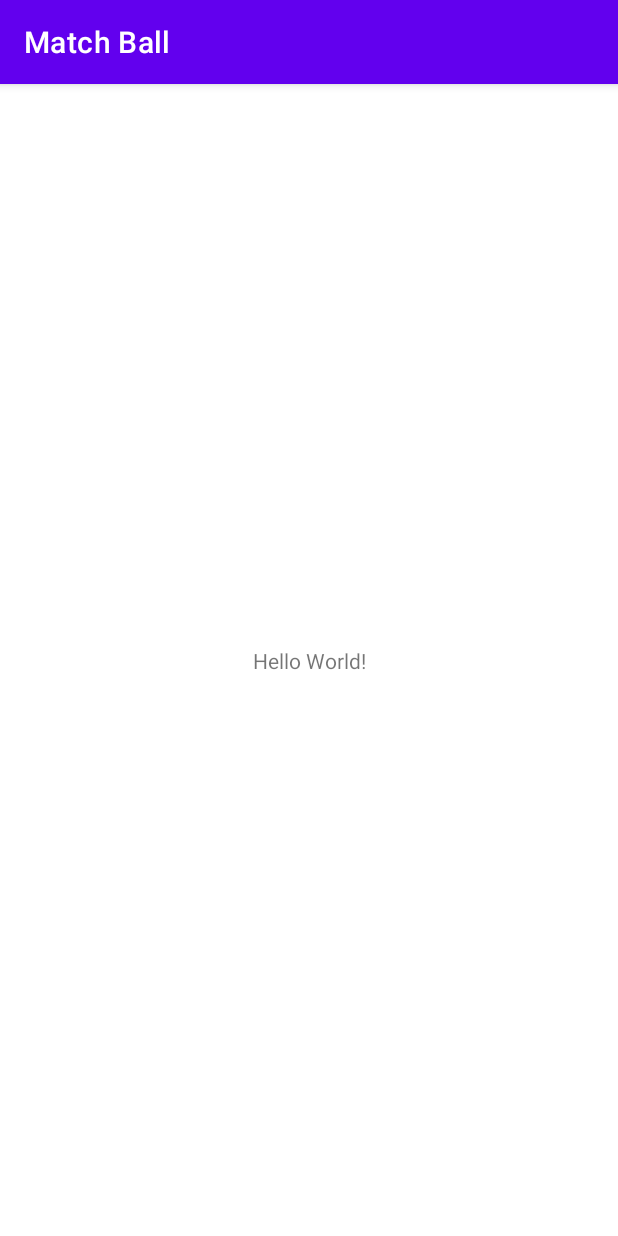
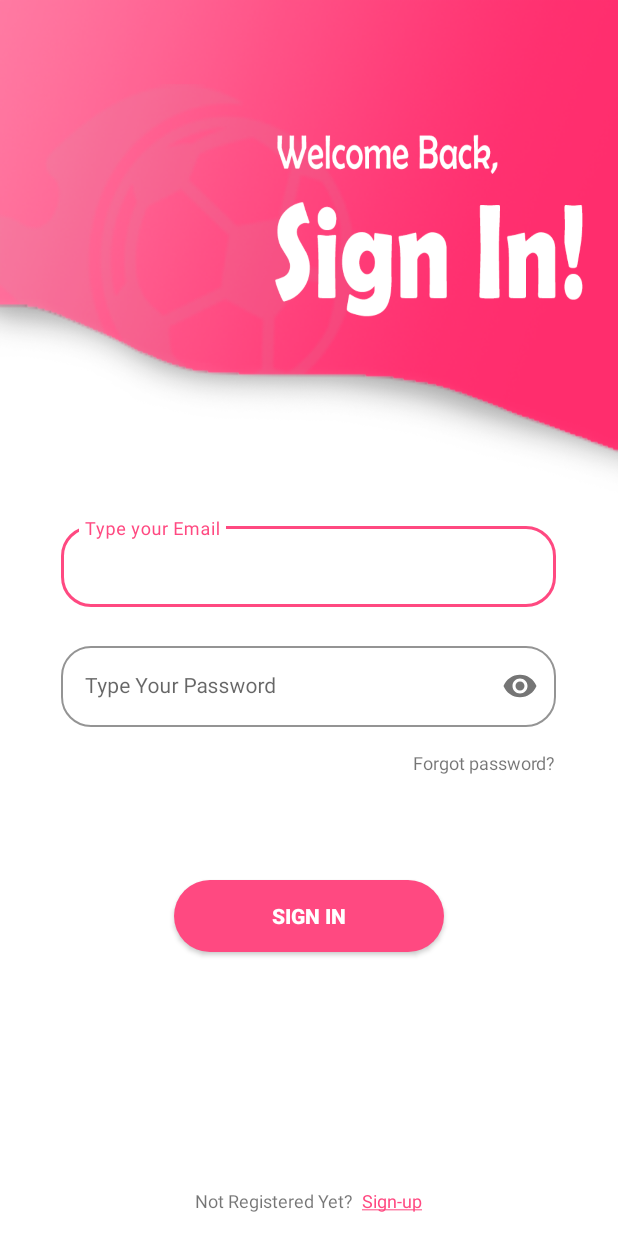
Before and after one commit to quanghanguyen/MatchBall, an Android app: the screen it shows after launch (MainActivity before the commit, SignInActivity after it), on a phone screen of 412 x 824 dp. Run offline under Robolectric (Android 15) with nearby library versions, the phone set to English and light mode, and no system bars; our stand-ins replace Firebase (no records; nobody signed in at launch, a user with empty details on screens opened directly).

Commit message:
beta-09-05

```diff
--- /dev/null
+++ b/app/src/main/java/com/example/matchball/SignInActivity.kt
@@ -0,0 +1,55 @@
+package com.example.matchball
+
+import android.content.Intent
+import androidx.appcompat.app.AppCompatActivity
+import android.os.Bundle
+import android.widget.Toast
+import com.example.matchball.databinding.ActivitySignInBinding
+import com.google.firebase.auth.FirebaseAuth
+
+class SignInActivity : AppCompatActivity() {
+
+    private lateinit var signInBinding: ActivitySignInBinding
+    private lateinit var fireBaseAuth : FirebaseAuth
+
+    override fun onCreate(savedInstanceState: Bundle?) {
+        super.onCreate(savedInstanceState)
+        signInBinding = ActivitySignInBinding.inflate(layoutInflater)
+        setContentView(signInBinding.root)
+
+        fireBaseAuth = FirebaseAuth.getInstance()
+
+        signInBinding.tvSignup.setOnClickListener {
+            GoSignUp()
+        }
+
+        signInBinding.btnSignIn.setOnClickListener {
+            SignIn()
+        }
+
+    }
+
+    private fun SignIn() {
+        val email : String = signInBinding.emailEt.text.toString()
+        val password : String = signInBinding.passET.text.toString()
+
+        if (email.isNotEmpty() && password.isNotEmpty()) {
+            fireBaseAuth.signInWithEmailAndPassword(email, password).addOnCompleteListener {
+                if (it.isSuccessful) {
+                    Toast.makeText(this, R.string.sign_in_success, Toast.LENGTH_SHORT).show()
+                    val intent = Intent(this, MainActivity::class.java)
+                    startActivity(intent)
+                } else {
+                    Toast.makeText(this, R.string.sign_in_fail, Toast.LENGTH_SHORT).show()
+                }
+            }
+        } else {
+            Toast.makeText(this, R.string.empty_fields, Toast.LENGTH_SHORT).show()
+        }
+    }
+
+    private fun GoSignUp() {
+        val intent = Intent(this, SignUpActivity::class.java)
+        startActivity(intent)
+    }
+}
--- /dev/null
+++ b/app/src/main/res/drawable/border.xml
@@ -0,0 +1,14 @@
+<?xml version="1.0" encoding="utf-8"?>
+
+<shape
+    xmlns:android="http://schemas.android.com/apk/res/android">
+
+    <corners
+        android:topLeftRadius="30dp"
+        android:topRightRadius="30dp"
+        android:bottomRightRadius="30dp"
+        android:bottomLeftRadius="30dp"
+        />
+    <solid android:color="@color/yellow"/>
+
+</shape>
--- /dev/null
+++ b/app/src/main/res/layout/activity_sign_in.xml
@@ -0,0 +1,122 @@
+<?xml version="1.0" encoding="utf-8"?>
+<RelativeLayout
+    xmlns:android="http://schemas.android.com/apk/res/android"
+    xmlns:app="http://schemas.android.com/apk/res-auto"
+    xmlns:tools="http://schemas.android.com/tools"
+    android:layout_width="match_parent"
+    android:layout_height="match_parent"
+    tools:context=".SignInActivity"
+    android:background="@drawable/sign_in_new">
+
+    <RelativeLayout
+        android:id="@+id/rlSignIn"
+        android:layout_width="wrap_content"
+        android:layout_height="wrap_content"
+        android:layout_centerHorizontal="true"
+        android:layout_marginTop="330dp">
+
+        <com.google.android.material.textfield.TextInputLayout
+            android:id="@+id/emailLayout"
+            style="@style/LoginTextInputOuterFieldStyle"
+            android:layout_width="330dp"
+            android:layout_height="wrap_content"
+            android:layout_centerHorizontal="true"
+            android:layout_marginHorizontal="16dp"
+            app:boxCornerRadiusBottomEnd="20dp"
+            app:boxCornerRadiusBottomStart="20dp"
+            app:boxCornerRadiusTopEnd="20dp"
+            app:boxCornerRadiusTopStart="20dp"
+            app:boxStrokeColor="@color/yellow"
+            app:hintTextColor="@color/yellow">
+
+            <com.google.android.material.textfield.TextInputEditText
+                android:id="@+id/emailEt"
+                style="@style/LoginTextInputInnerFieldStyle"
+                android:layout_width="match_parent"
+                android:layout_height="wrap_content"
+                android:hint="@string/type_your_email"
+                android:inputType="textEmailAddress" />
+        </com.google.android.material.textfield.TextInputLayout>
+
+        <com.google.android.material.textfield.TextInputLayout
+            android:id="@+id/passwordLayout"
+            style="@style/LoginTextInputOuterFieldStyle"
+            android:layout_width="330dp"
+            android:layout_height="wrap_content"
+            android:layout_below="@+id/emailLayout"
+            android:layout_centerHorizontal="true"
+            android:layout_marginHorizontal="16dp"
+            android:layout_marginTop="5dp"
+            app:boxCornerRadiusBottomEnd="20dp"
+            app:boxCornerRadiusBottomStart="20dp"
+            app:boxCornerRadiusTopEnd="20dp"
+            app:boxCornerRadiusTopStart="20dp"
+            app:boxStrokeColor="@color/yellow"
+            app:hintTextColor="@color/yellow"
+            app:passwordToggleEnabled="true">
+
+            <com.google.android.material.textfield.TextInputEditText
+                android:id="@+id/passET"
+                style="@style/LoginTextInputInnerFieldStyle"
+                android:layout_width="match_parent"
+                android:layout_height="wrap_content"
+                android:hint="@string/type_your_password"
+                android:inputType="textPassword" />
+        </com.google.android.material.textfield.TextInputLayout>
+
+        <TextView
+            android:layout_width="wrap_content"
+            android:layout_height="wrap_content"
+            android:layout_below="@+id/passwordLayout"
+            android:layout_alignEnd="@+id/passwordLayout"
+            android:text="@string/forgot_password"
+            android:textSize="12sp" />
+
+    </RelativeLayout>
+
+
+    <androidx.appcompat.widget.AppCompatButton
+        android:id="@+id/btnSignIn"
+        android:layout_width="180dp"
+        android:layout_height="wrap_content"
+        android:layout_below="@+id/rlSignIn"
+        android:layout_centerHorizontal="true"
+        android:layout_marginHorizontal="16dp"
+        android:layout_marginTop="70dp"
+        android:background="@drawable/border"
+        android:fontFamily="sans-serif-medium"
+        android:text="@string/sign_in"
+        android:textColor="@color/white"
+        android:textStyle="bold" />
+
+    <RelativeLayout
+        android:layout_width="wrap_content"
+        android:layout_height="wrap_content"
+        android:layout_alignParentBottom="true"
+        android:layout_centerHorizontal="true"
+        android:layout_marginBottom="15dp">
+
+        <TextView
+            android:id="@+id/tvNotRegister"
+            android:layout_width="wrap_content"
+            android:layout_height="wrap_content"
+            android:layout_alignParentBottom="true"
+            android:text="@string/not_registered_yet"
+            android:textSize="12sp" />
+
+        <TextView
+            android:id="@+id/tvSignup"
+            android:layout_width="wrap_content"
+            android:layout_height="wrap_content"
+            android:layout_alignParentBottom="true"
+            android:layout_marginStart="5dp"
+            android:layout_toEndOf="@+id/tvNotRegister"
+            android:text="@string/sign_up"
+            android:textColor="@color/yellow"
+            android:textSize="12sp" />
+
+    </RelativeLayout>
+
+
+
+</RelativeLayout>
--- a/app/src/main/res/values/colors.xml
+++ b/app/src/main/res/values/colors.xml
@@ -7,4 +7,7 @@
     <color name="teal_700">#FF018786</color>
     <color name="black">#FF000000</color>
     <color name="white">#FFFFFFFF</color>
+
+    <color name="yellow">#FF4981</color>
+
 </resources>
--- a/app/src/main/res/values/strings.xml
+++ b/app/src/main/res/values/strings.xml
@@ -1,3 +1,22 @@
 <resources>
     <string name="app_name">Match Ball</string>
+    <string name="sign_up"><u>Sign-up</u></string>
+    <string name="type_your_password">Type Your Password</string>
+    <string name="forgot_password">Forgot password?</string>
+    <string name="not_registered_yet">Not Registered Yet?</string>
+    <string name="type_your_email">Type your Email</string>
+    <string name="sign_in">Sign In</string>
+    <string name="set_your_password">Set your Password</string>
+    <string name="confirm_your_password">Confirm your Password</string>
+    <string name="btn_sign_up">Sign Up</string>
+    <string name="or_sign_up_with">Or Sign-up with</string>
+    <string name="by_click">By clicking Sign-up, you agree to our</string>
+    <string name="terms_and_conditions">Terms and Conditions</string>
+
+    <string name="pass_not_match">Password is not matching!</string>
+    <string name="empty_fields">Empty Fields Are Not Allowed!</string>
+    <string name="sign_up_fail">Sign-Up Fail</string>
+    <string name="sign_in_fail">Sign-In Fail</string>
+    <string name="sign_up_success">Sign-Up Success</string>
+    <string name="sign_in_success">Sign-In Success</string>
 </resources>
--- a/app/src/main/res/values/themes.xml
+++ b/app/src/main/res/values/themes.xml
@@ -1,6 +1,6 @@
 <resources xmlns:tools="http://schemas.android.com/tools">
     <!-- Base application theme. -->
-    <style name="Theme.MatchBall" parent="Theme.MaterialComponents.DayNight.DarkActionBar">
+    <style name="Theme.MatchBall" parent="Theme.MaterialComponents.DayNight.NoActionBar">
         <!-- Primary brand color. -->
         <item name="colorPrimary">@color/purple_500</item>
         <item name="colorPrimaryVariant">@color/purple_700</item>
@@ -13,4 +13,21 @@
         <item name="android:statusBarColor" tools:targetApi="l">?attr/colorPrimaryVariant</item>
         <!-- Customize your theme here. -->
     </style>
+
+    <style name="LoginTextInputOuterFieldStyle" parent="Widget.MaterialComponents.TextInputLayout.OutlinedBox">
+        <item name="android:layout_width">match_parent</item>
+        <item name="android:layout_height">wrap_content</item>
+        <item name="android:layout_marginTop">15dp</item>
+        <item name="android:layout_marginBottom">15dp</item>
+    </style>
+
+    <style name="LoginTextInputInnerFieldStyle" parent="Widget.MaterialComponents.TextInputLayout.OutlinedBox">
+        <item name="android:layout_width">match_parent</item>
+        <item name="android:layout_height">wrap_content</item>
+        <item name="android:textColor">@color/black</item>
+        <item name="android:textColorHint">@color/black</item>
+        <item name="android:maxLines">1</item>
+        <item name="android:textSize">14sp</item>
+        <item name="android:singleLine">true</item>
+    </style>
 </resources>
```
Also changed, not shown: app/build.gradle (+10 -2 lines), app/src/main/AndroidManifest.xml (+8 -0 lines), app/src/main/java/com/example/matchball/SignUpActivity.kt (added, +52 -0 lines), app/src/main/res/layout/activity_sign_up.xml (added, +181 -0 lines), app/src/main/res/drawable/icon_facebook.png (added), app/src/main/res/drawable/icon_google.jpg (added), app/src/main/res/drawable/sign_in_new.png (added), app/src/main/res/drawable/sign_up_new.png (added), app/src/main/res/drawable/signin_screen.png (added), app/src/main/res/drawable/signup_screen.png (added).
